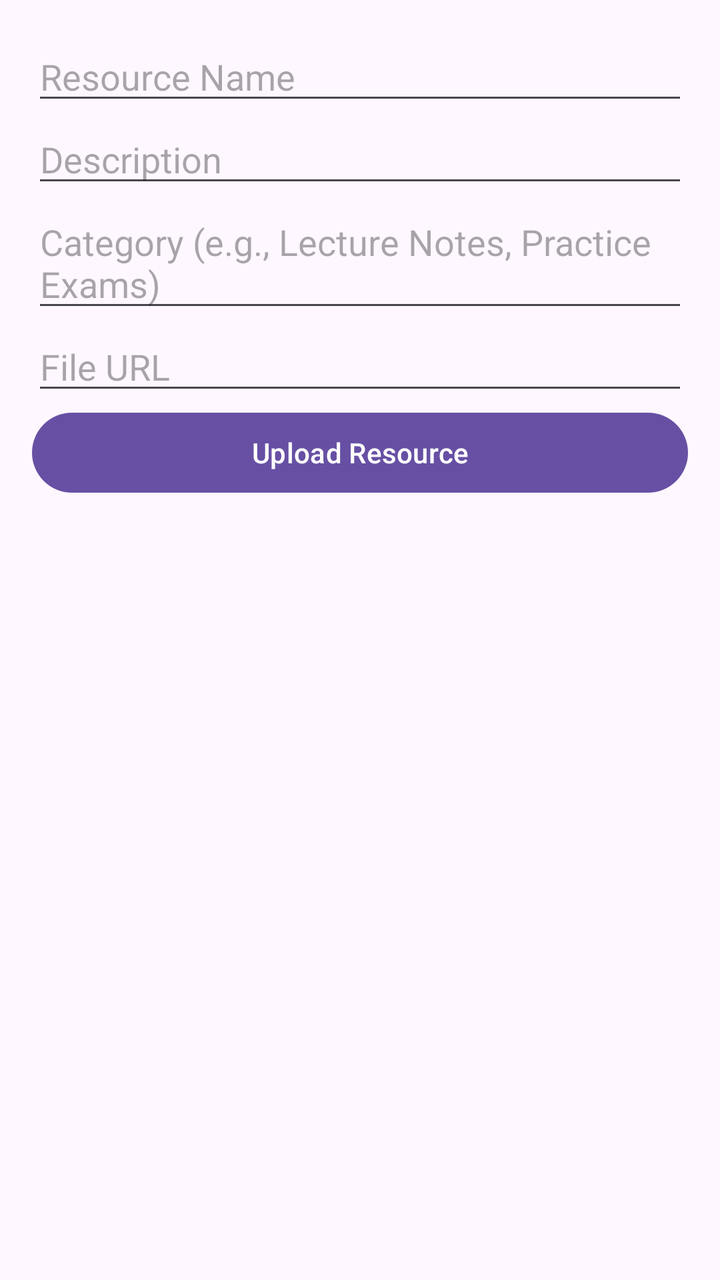
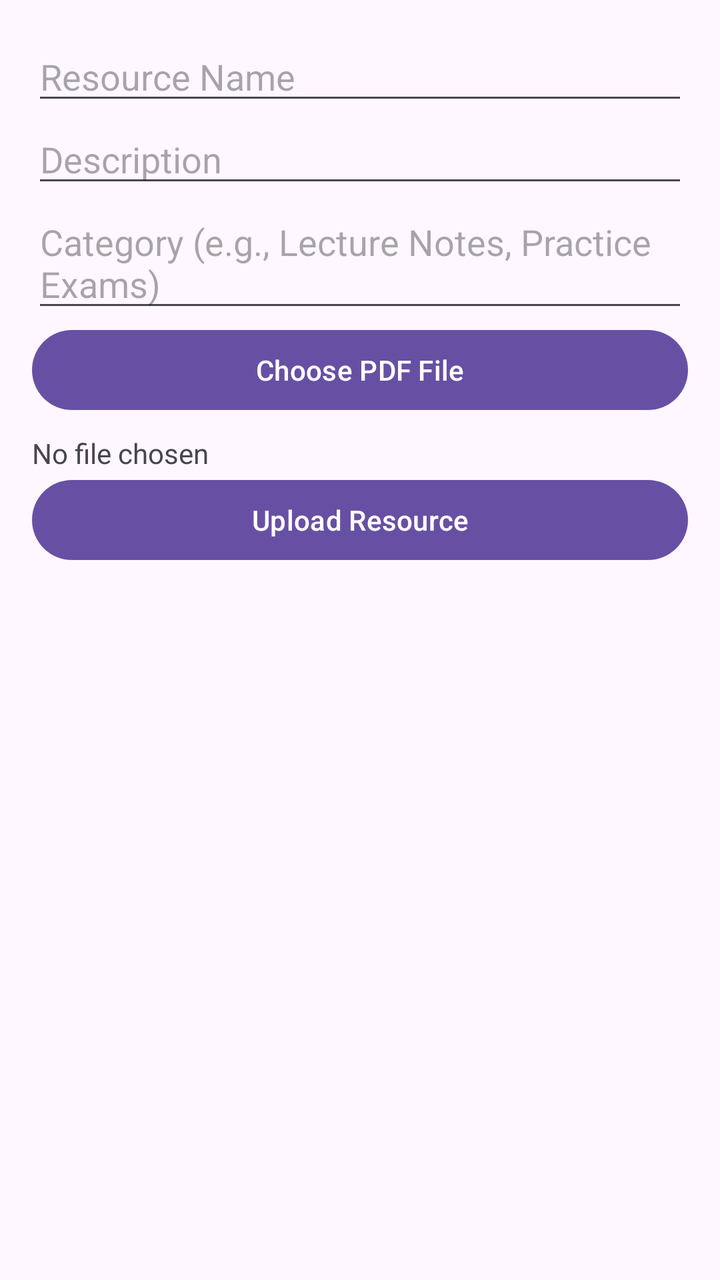

Compare the two renders of this Android layout. The source of the first and the diff that turns it into the second are given below.
<!-- AndroidManifest.xml: application theme Theme.Studybuddy3 -->
<!-- res/layout/activity_resource_upload.xml -->
<?xml version="1.0" encoding="utf-8"?>
<LinearLayout xmlns:android="http://schemas.android.com/apk/res/android"
    xmlns:tools="http://schemas.android.com/tools"
    android:layout_width="match_parent"
    android:layout_height="match_parent"
    android:orientation="vertical"
    android:padding="16dp"
    tools:context=".ResourceUploadActivity">

    <EditText
        android:id="@+id/resourceNameInput"
        android:layout_width="match_parent"
        android:layout_height="wrap_content"
        android:hint="Resource Name" />

    <EditText
        android:id="@+id/resourceDescriptionInput"
        android:layout_width="match_parent"
        android:layout_height="wrap_content"
        android:hint="Description"
        android:inputType="textMultiLine" />

    <EditText
        android:id="@+id/resourceCategoryInput"
        android:layout_width="match_parent"
        android:layout_height="wrap_content"
        android:hint="Category (e.g., Lecture Notes, Practice Exams)" />

    <EditText
        android:id="@+id/resourceUrlInput"
        android:layout_width="match_parent"
        android:layout_height="wrap_content"
        android:hint="File URL" />

    <Button
        android:id="@+id/uploadResourceButton"
        android:layout_width="match_parent"
        android:layout_height="wrap_content"
        android:text="Upload Resource" />
</LinearLayout>
<!-- resources referenced by this layout -->
<resources>
  <style name="Theme.Studybuddy3" parent="Base.Theme.Studybuddy3" />
  <style name="Base.Theme.Studybuddy3" parent="Theme.Material3.DayNight.NoActionBar">
          
          
      </style>
</resources>

<!-- the commit's change to res/layout/activity_resource_upload.xml (unified diff, before → after) -->
@@ -26,11 +26,18 @@
         android:layout_height="wrap_content"
         android:hint="Category (e.g., Lecture Notes, Practice Exams)" />
 
-    <EditText
-        android:id="@+id/resourceUrlInput"
+    <Button
+        android:id="@+id/chooseFileButton"
         android:layout_width="match_parent"
         android:layout_height="wrap_content"
-        android:hint="File URL" />
+        android:text="Choose PDF File" />
+
+    <TextView
+        android:id="@+id/chosenFileText"
+        android:layout_width="match_parent"
+        android:layout_height="wrap_content"
+        android:text="No file chosen"
+        android:paddingTop="8dp" />
 
     <Button
         android:id="@+id/uploadResourceButton"
